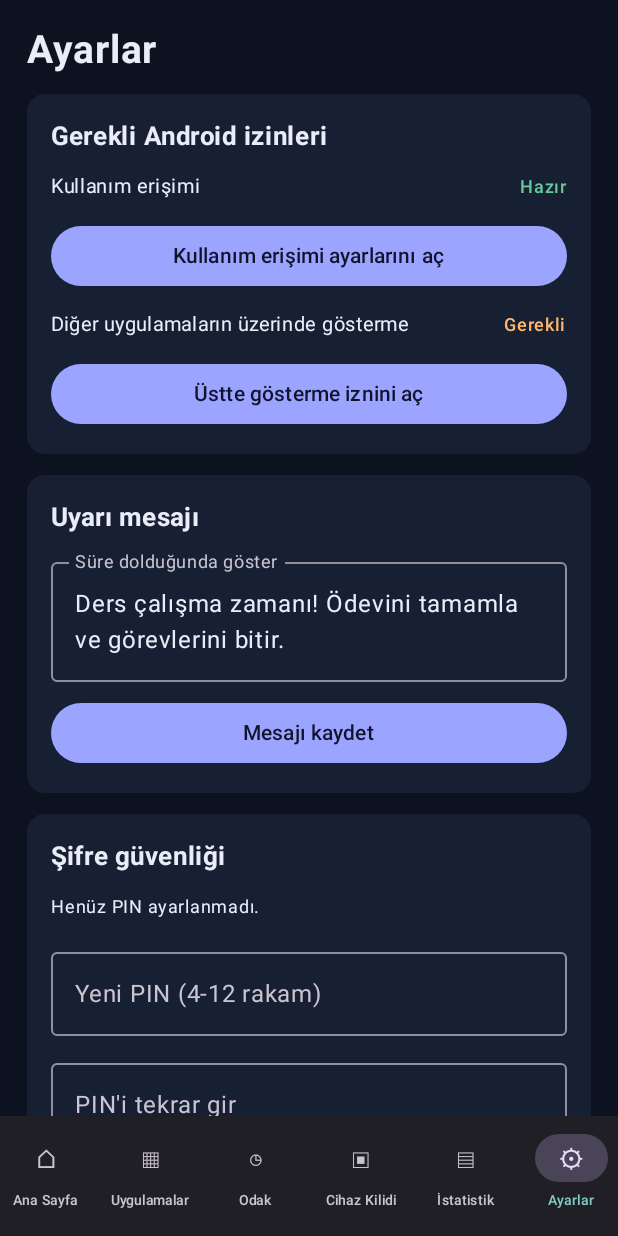
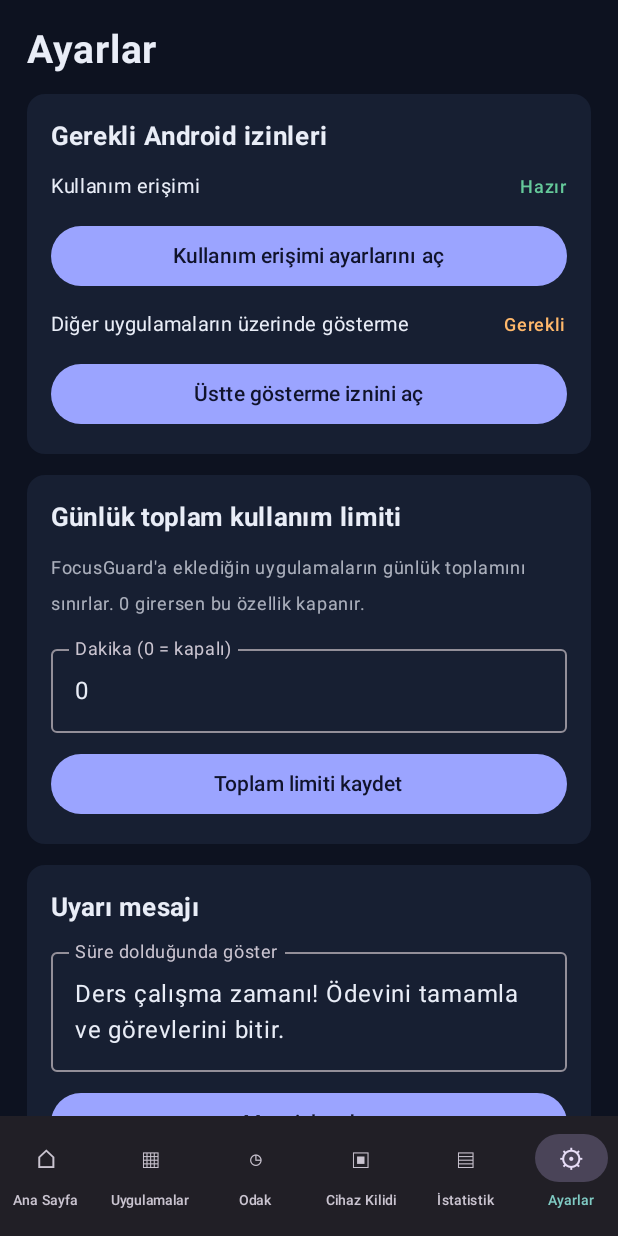
Before and after one commit to pmdgaming5-code/FocusGuard, an Android app built with Jetpack Compose: the screen it shows after launch (MainActivity), after a tap on "Kurulumu tamamla", on a phone screen of 412 x 824 dp. Run offline under Robolectric (Android 15) with nearby library versions, the phone set to English and light mode, and no system bars; our stand-ins replace Room's generated code.

Commit message:
Expose aggregate daily limit in settings and dashboard

```diff
--- a/app/src/main/java/com/copperbars/focusguard/ui/FocusGuardUi.kt
+++ b/app/src/main/java/com/copperbars/focusguard/ui/FocusGuardUi.kt
@@ -224,6 +224,15 @@ private fun HomeScreen(
         Row(horizontalArrangement = Arrangement.spacedBy(10.dp)) {
             MetricCard("Bugünkü kullanım", formatDuration(total), Modifier.weight(1f))
             MetricCard("Takip edilen", trackedApps.size.toString(), Modifier.weight(1f))
+        }
+        if (settings.globalDailyLimitMinutes > 0) {
+            val remaining = (settings.globalDailyLimitMinutes * 60_000L - total).coerceAtLeast(0L)
+            MetricCard(
+                "Günlük toplam limit",
+                settings.globalDailyLimitMinutes.toString() + " dk",
+                Modifier.fillMaxWidth(),
+                "Kalan: " + formatDuration(remaining)
+            )
         }
         MetricCard(
             "En çok kullanılan",
@@ -715,6 +724,9 @@ private fun SettingsScreen(
     val scope = rememberCoroutineScope()
     val pinSecurity = remember { PinSecurity(repository) }
     var message by remember(settings.warningMessage) { mutableStateOf(settings.warningMessage) }
+    var globalLimit by remember(settings.globalDailyLimitMinutes) {
+        mutableStateOf(settings.globalDailyLimitMinutes.toString())
+    }
     var pin by remember { mutableStateOf("") }
     var oldPin by remember { mutableStateOf("") }
     var confirmPin by remember { mutableStateOf("") }
@@ -737,6 +749,33 @@ private fun SettingsScreen(
                 Button(onClick = onOpenOverlaySettings, modifier = Modifier.fillMaxWidth()) {
                     Text("Üstte gösterme iznini aç")
                 }
+            }
+        }
+
+        Card(colors = CardDefaults.cardColors(containerColor = MaterialTheme.colorScheme.surface)) {
+            Column(Modifier.padding(16.dp), verticalArrangement = Arrangement.spacedBy(10.dp)) {
+                Text("Günlük toplam kullanım limiti", fontWeight = FontWeight.Bold, fontSize = 17.sp)
+                Text(
+                    "FocusGuard'a eklediğin uygulamaların günlük toplamını sınırlar. 0 girersen bu özellik kapanır.",
+                    fontSize = 12.sp,
+                    color = MaterialTheme.colorScheme.onSurface.copy(alpha = 0.7f)
+                )
+                OutlinedTextField(
+                    value = globalLimit,
+                    onValueChange = { globalLimit = it.filter(Char::isDigit).take(4) },
+                    label = { Text("Dakika (0 = kapalı)") },
+                    keyboardOptions = KeyboardOptions(keyboardType = KeyboardType.Number),
+                    singleLine = true,
+                    modifier = Modifier.fillMaxWidth()
+                )
+                Button(
+                    onClick = {
+                        scope.launch {
+                            repository.setGlobalDailyLimit(globalLimit.toIntOrNull() ?: 0)
+                        }
+                    },
+                    modifier = Modifier.fillMaxWidth()
+                ) { Text("Toplam limiti kaydet") }
             }
         }
 
```
